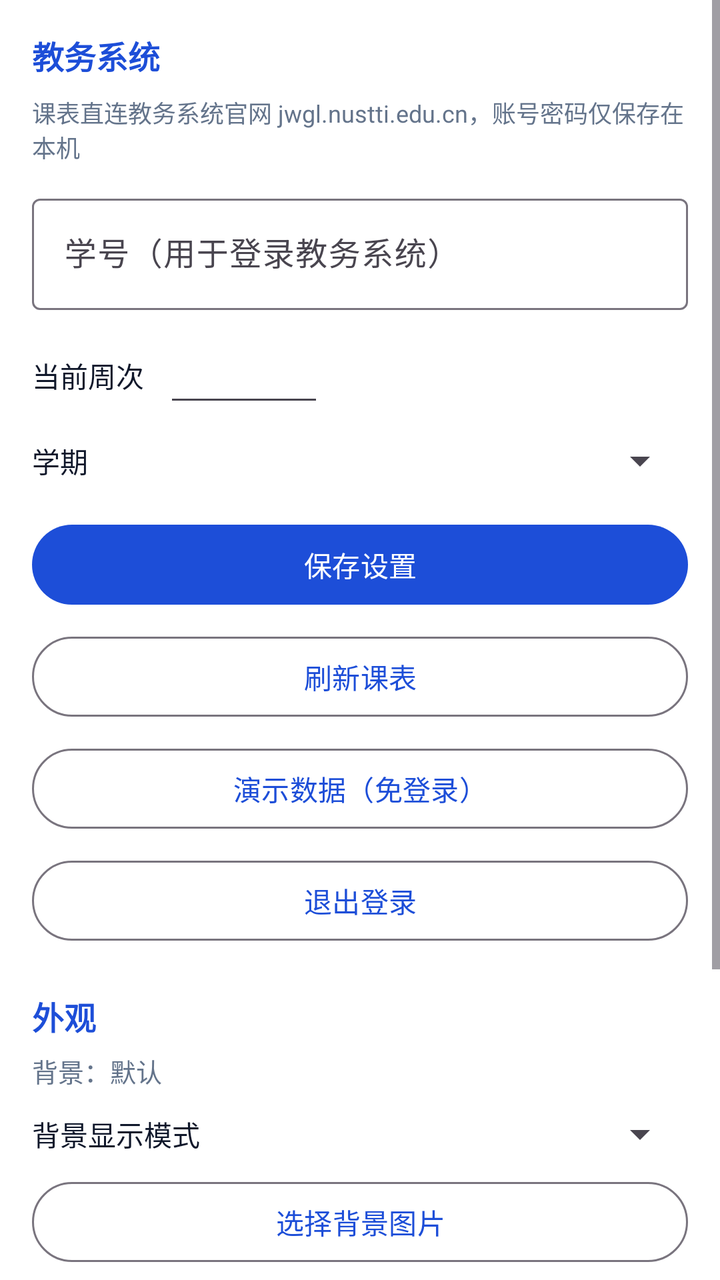
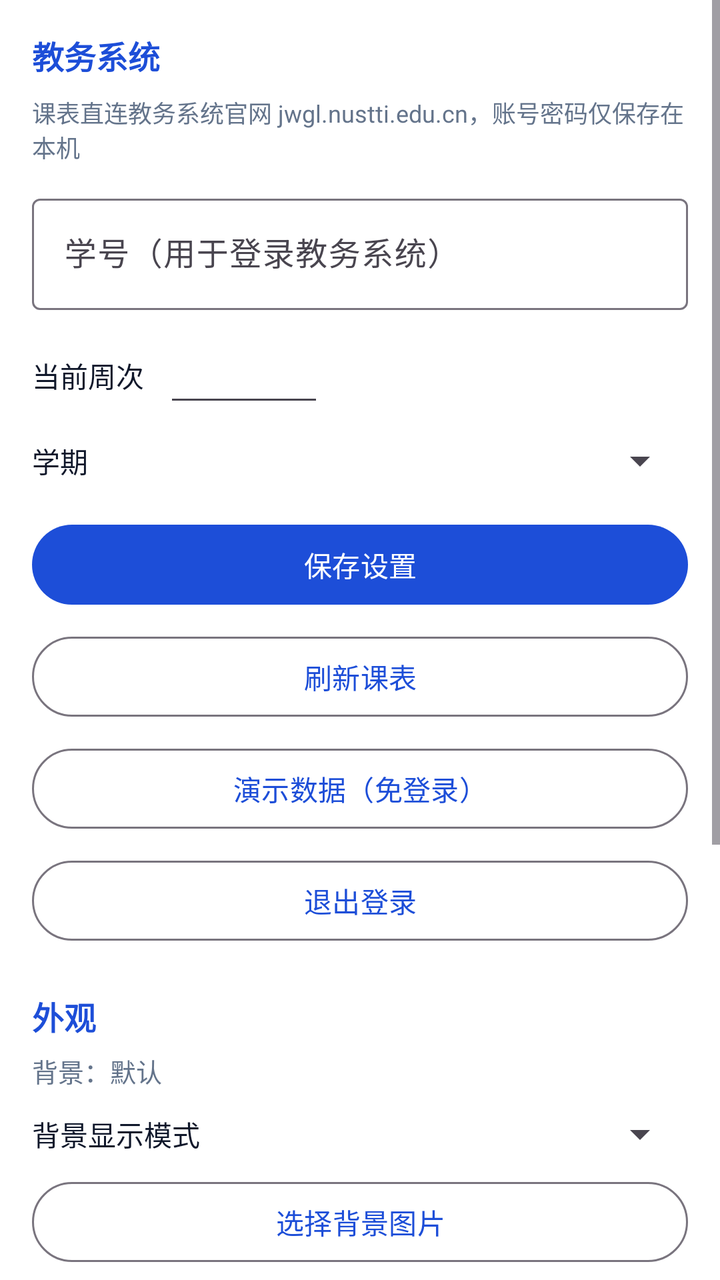

Compare the two renders of this Android layout. The source of the first and the diff that turns it into the second are given below.
<!-- AndroidManifest.xml: application theme Theme.NusttiTimetable -->
<!-- res/layout/fragment_settings.xml -->
<?xml version="1.0" encoding="utf-8"?>
<ScrollView xmlns:android="http://schemas.android.com/apk/res/android"
    android:layout_width="match_parent"
    android:layout_height="match_parent"
    android:background="@color/surface">

    <LinearLayout
        android:layout_width="match_parent"
        android:layout_height="wrap_content"
        android:orientation="vertical"
        android:padding="16dp">

        <TextView
            android:layout_width="wrap_content"
            android:layout_height="wrap_content"
            android:text="教务系统"
            android:textColor="@color/brand"
            android:textSize="16sp"
            android:textStyle="bold" />

        <TextView
            android:layout_width="match_parent"
            android:layout_height="wrap_content"
            android:layout_marginTop="8dp"
            android:text="@string/tip_jwgl"
            android:textColor="@color/text_secondary"
            android:textSize="12sp" />

        <com.google.android.material.textfield.TextInputLayout
            android:layout_width="match_parent"
            android:layout_height="wrap_content"
            android:layout_marginTop="12dp"
            android:hint="学号（用于登录教务系统）">

            <com.google.android.material.textfield.TextInputEditText
                android:id="@+id/etStudentId"
                android:layout_width="match_parent"
                android:layout_height="wrap_content"
                android:inputType="text"
                android:singleLine="true" />
        </com.google.android.material.textfield.TextInputLayout>

        <LinearLayout
            android:layout_width="match_parent"
            android:layout_height="wrap_content"
            android:layout_marginTop="12dp"
            android:gravity="center_vertical"
            android:orientation="horizontal">

            <TextView
                android:layout_width="wrap_content"
                android:layout_height="wrap_content"
                android:text="当前周次"
                android:textColor="@color/text_primary"
                android:textSize="14sp" />

            <EditText
                android:id="@+id/etWeek"
                android:layout_width="80dp"
                android:layout_height="wrap_content"
                android:layout_marginStart="10dp"
                android:inputType="number"
                android:singleLine="true" />

            <TextView
                android:id="@+id/tvWeekRange"
                android:layout_width="0dp"
                android:layout_height="wrap_content"
                android:layout_marginStart="10dp"
                android:layout_weight="1"
                android:textColor="@color/text_secondary"
                android:textSize="12sp" />
        </LinearLayout>

        <LinearLayout
            android:layout_width="match_parent"
            android:layout_height="wrap_content"
            android:layout_marginTop="10dp"
            android:gravity="center_vertical"
            android:orientation="horizontal">

            <TextView
                android:layout_width="wrap_content"
                android:layout_height="wrap_content"
                android:text="学期"
                android:textColor="@color/text_primary"
                android:textSize="14sp" />

            <Spinner
                android:id="@+id/spTerm"
                android:layout_width="0dp"
                android:layout_height="wrap_content"
                android:layout_marginStart="10dp"
                android:layout_weight="1" />
        </LinearLayout>

        <Button
            android:id="@+id/btnSave"
            android:layout_width="match_parent"
            android:layout_height="wrap_content"
            android:layout_marginTop="16dp"
            android:text="@string/action_save"
            android:textAllCaps="false" />

        <Button
            android:id="@+id/btnRefresh"
            style="?attr/materialButtonOutlinedStyle"
            android:layout_width="match_parent"
            android:layout_height="wrap_content"
            android:layout_marginTop="8dp"
            android:text="@string/action_refresh"
            android:textAllCaps="false" />

        <Button
            android:id="@+id/btnDemo"
            style="?attr/materialButtonOutlinedStyle"
            android:layout_width="match_parent"
            android:layout_height="wrap_content"
            android:layout_marginTop="8dp"
            android:text="@string/action_demo"
            android:textAllCaps="false" />

        <Button
            android:id="@+id/btnLogout"
            style="?attr/materialButtonOutlinedStyle"
            android:layout_width="match_parent"
            android:layout_height="wrap_content"
            android:layout_marginTop="8dp"
            android:text="@string/action_logout"
            android:textAllCaps="false" />

        <TextView
            android:layout_width="wrap_content"
            android:layout_height="wrap_content"
            android:layout_marginTop="22dp"
            android:text="外观"
            android:textColor="@color/brand"
            android:textSize="16sp"
            android:textStyle="bold" />

        <TextView
            android:id="@+id/tvBgStatus"
            android:layout_width="match_parent"
            android:layout_height="wrap_content"
            android:layout_marginTop="6dp"
            android:text="背景：默认"
            android:textColor="@color/text_secondary"
            android:textSize="13sp" />

        <LinearLayout
            android:layout_width="match_parent"
            android:layout_height="wrap_content"
            android:layout_marginTop="10dp"
            android:gravity="center_vertical"
            android:orientation="horizontal">

            <TextView
                android:layout_width="wrap_content"
                android:layout_height="wrap_content"
                android:text="背景显示模式"
                android:textColor="@color/text_primary"
                android:textSize="14sp" />

            <Spinner
                android:id="@+id/spBgMode"
                android:layout_width="0dp"
                android:layout_height="wrap_content"
                android:layout_marginStart="10dp"
                android:layout_weight="1" />
        </LinearLayout>

        <Button
            android:id="@+id/btnPickBackground"
            style="?attr/materialButtonOutlinedStyle"
            android:layout_width="match_parent"
            android:layout_height="wrap_content"
            android:layout_marginTop="8dp"
            android:text="选择背景图片"
            android:textAllCaps="false" />

        <Button
            android:id="@+id/btnResetBackground"
            style="?attr/materialButtonOutlinedStyle"
            android:layout_width="match_parent"
            android:layout_height="wrap_content"
            android:layout_marginTop="8dp"
            android:text="恢复默认背景"
            android:textAllCaps="false" />

        <TextView
            android:layout_width="wrap_content"
            android:layout_height="wrap_content"
            android:layout_marginTop="22dp"
            android:text="本地缓存"
            android:textColor="@color/brand"
            android:textSize="16sp"
            android:textStyle="bold" />

        <TextView
            android:id="@+id/tvCacheInfo"
            android:layout_width="match_parent"
            android:layout_height="wrap_content"
            android:layout_marginTop="6dp"
            android:textColor="@color/text_secondary"
            android:textSize="13sp" />

        <TextView
            android:layout_width="wrap_content"
            android:layout_height="wrap_content"
            android:layout_marginTop="22dp"
            android:text="数据来源"
            android:textColor="@color/brand"
            android:textSize="16sp"
            android:textStyle="bold" />

        <TextView
            android:id="@+id/tvApiList"
            android:layout_width="match_parent"
            android:layout_height="wrap_content"
            android:layout_marginTop="6dp"
            android:textColor="@color/text_secondary"
            android:textSize="13sp" />
    </LinearLayout>
</ScrollView>
<!-- resources referenced by this layout -->
<resources>
  <color name="brand">#1D4ED8</color>
  <color name="surface">#FFFFFF</color>
  <color name="text_primary">#0F172A</color>
  <color name="text_secondary">#64748B</color>
  <string name="action_demo">演示数据（免登录）</string>
  <string name="action_logout">退出登录</string>
  <string name="action_refresh">刷新课表</string>
  <string name="action_save">保存设置</string>
  <string name="tip_jwgl">课表直连教务系统官网 jwgl.nustti.edu.cn，账号密码仅保存在本机</string>
  <style name="Theme.NusttiTimetable" parent="Theme.Material3.DayNight.NoActionBar">
          <item name="colorPrimary">@color/brand</item>
          <item name="colorPrimaryDark">@color/brand_dark</item>
          <item name="colorOnPrimary">@color/white</item>
          <item name="android:statusBarColor" tools:targetApi="l">@color/brand_dark</item>
      </style>
  <color name="brand_dark">#0F172A</color>
  <color name="white">#FFFFFFFF</color>
</resources>

<!-- the commit's change to res/layout/fragment_settings.xml (unified diff, before → after) -->
@@ -191,6 +191,32 @@
             android:layout_width="wrap_content"
             android:layout_height="wrap_content"
             android:layout_marginTop="22dp"
+            android:text="关于与更新"
+            android:textColor="@color/brand"
+            android:textSize="16sp"
+            android:textStyle="bold" />
+
+        <TextView
+            android:id="@+id/tvVersion"
+            android:layout_width="match_parent"
+            android:layout_height="wrap_content"
+            android:layout_marginTop="6dp"
+            android:textColor="@color/text_secondary"
+            android:textSize="13sp" />
+
+        <Button
+            android:id="@+id/btnCheckUpdate"
+            style="?attr/materialButtonOutlinedStyle"
+            android:layout_width="match_parent"
+            android:layout_height="wrap_content"
+            android:layout_marginTop="8dp"
+            android:text="检查更新"
+            android:textAllCaps="false" />
+
+        <TextView
+            android:layout_width="wrap_content"
+            android:layout_height="wrap_content"
+            android:layout_marginTop="22dp"
             android:text="本地缓存"
             android:textColor="@color/brand"
             android:textSize="16sp"
